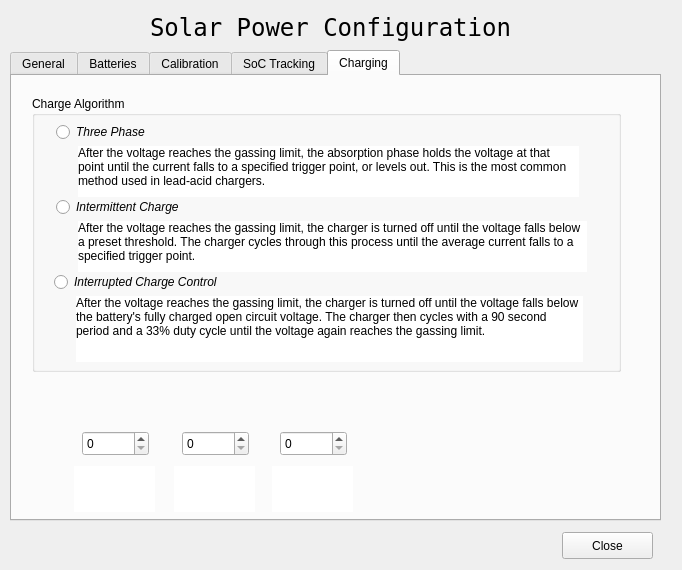
This is gui/power-management-configure.ui in dmsherazi/Battery-Management-System as Qt 5 draws it before an edit. The edited form follows.
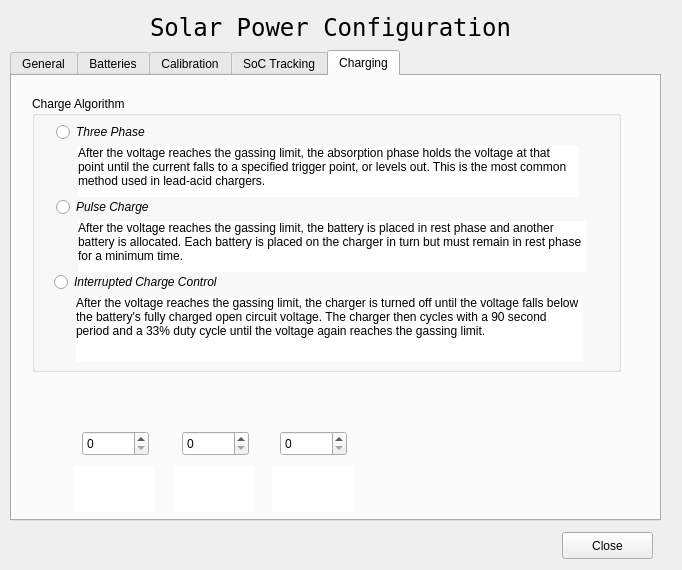
This is the edited form. The open tabs and pages were chosen to show the change.

Commit message: Adapt gui and firmware to refer to pulse algorithm rather than IC. Fix some bugs in the algorithm.

Patch:
```diff
--- a/gui/power-management-configure.ui
+++ b/gui/power-management-configure.ui
@@ -1304,7 +1304,7 @@
        </font>
       </property>
       <property name="text">
-       <string>Intermittent Charge</string>
+       <string>Pulse Charge</string>
       </property>
      </widget>
      <widget class="QRadioButton" name="iccButton">
@@ -1360,7 +1360,7 @@
        <string notr="true">background-color: rgb(255, 255, 255);</string>
       </property>
       <property name="text">
-       <string>After the voltage reaches the gassing limit, the charger is turned off until the voltage falls below a preset threshold. The charger cycles through this process until the average current falls to a specified trigger point.</string>
+       <string>After the voltage reaches the gassing limit, the battery is placed in rest phase and another battery is allocated. Each battery is placed on the charger in turn but must remain in rest phase for a minimum time.</string>
       </property>
       <property name="alignment">
        <set>Qt::AlignLeading|Qt::AlignLeft|Qt::AlignTop</set>
```
Left out of the diff: 2 changed lines with no effect on the pictures. The commit also changes 5 other files.
